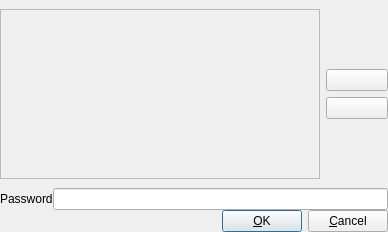
bizblocks/aldebaran-pos, file src.qt5/aldebaran/dlglogin.ui: the form before one commit.
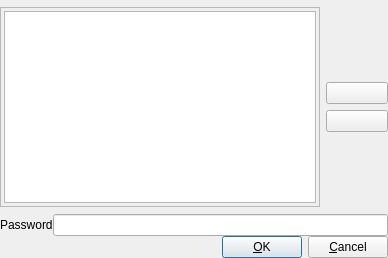
The form after the commit. Icons and pictures are not drawn. Custom widgets are drawn as their Qt base class.

Commit message: data access rewrited to QSqlTableModel QT settings usable database dialog implemented alDataTable partially reimplemented dlgLogin partially reimplemented

What changed in the file:
```diff
--- a/src.qt5/aldebaran/dlglogin.ui
+++ b/src.qt5/aldebaran/dlglogin.ui
@@ -7,7 +7,7 @@
     <x>0</x>
     <y>0</y>
     <width>388</width>
-    <height>232</height>
+    <height>258</height>
    </rect>
   </property>
   <property name="sizePolicy">
@@ -158,6 +158,23 @@
        <property name="frameShadow">
         <enum>QFrame::Raised</enum>
        </property>
+       <layout class="QGridLayout" name="gridLayout">
+        <property name="leftMargin">
+         <number>3</number>
+        </property>
+        <property name="topMargin">
+         <number>3</number>
+        </property>
+        <property name="rightMargin">
+         <number>3</number>
+        </property>
+        <property name="bottomMargin">
+         <number>3</number>
+        </property>
+        <item row="0" column="0">
+         <widget class="alUsersTable" name="userTab"/>
+        </item>
+       </layout>
       </widget>
      </item>
      <item>
@@ -237,6 +254,13 @@
  </widget>
  <layoutdefault spacing="6" margin="11"/>
  <pixmapfunction>qPixmapFromMimeSource</pixmapfunction>
+ <customwidgets>
+  <customwidget>
+   <class>alUsersTable</class>
+   <extends>QTableView</extends>
+   <header>userstable.h</header>
+  </customwidget>
+ </customwidgets>
  <includes>
   <include location="local">engine.h</include>
   <include location="global">qmessagebox.h</include>
```
Left out of the diff: 20 changed lines with no effect on the pictures. The commit also changes 23 other files.
